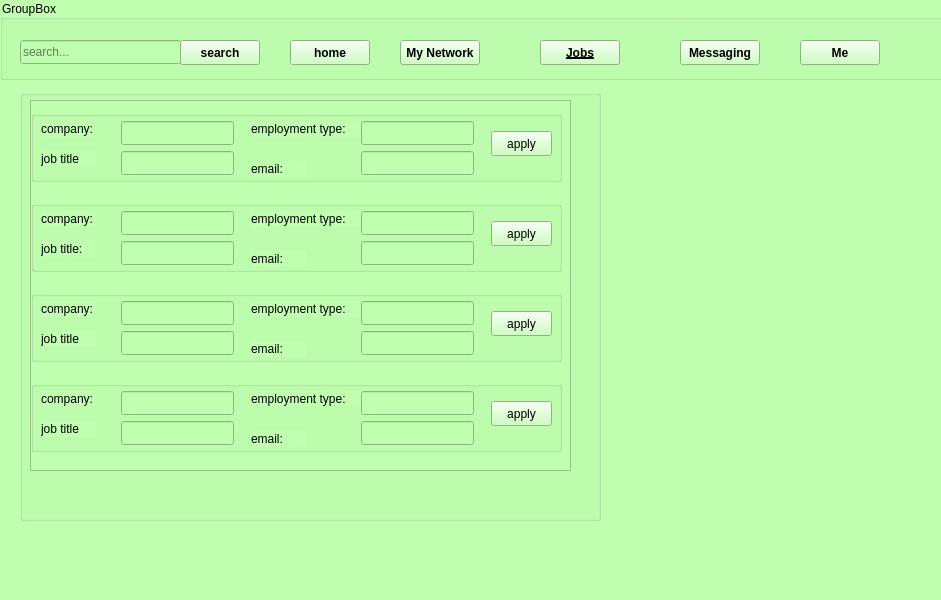
This is jobs_karbar.ui in white-vessel/eyd-project as Qt 5 draws it before an edit. The edited form follows.
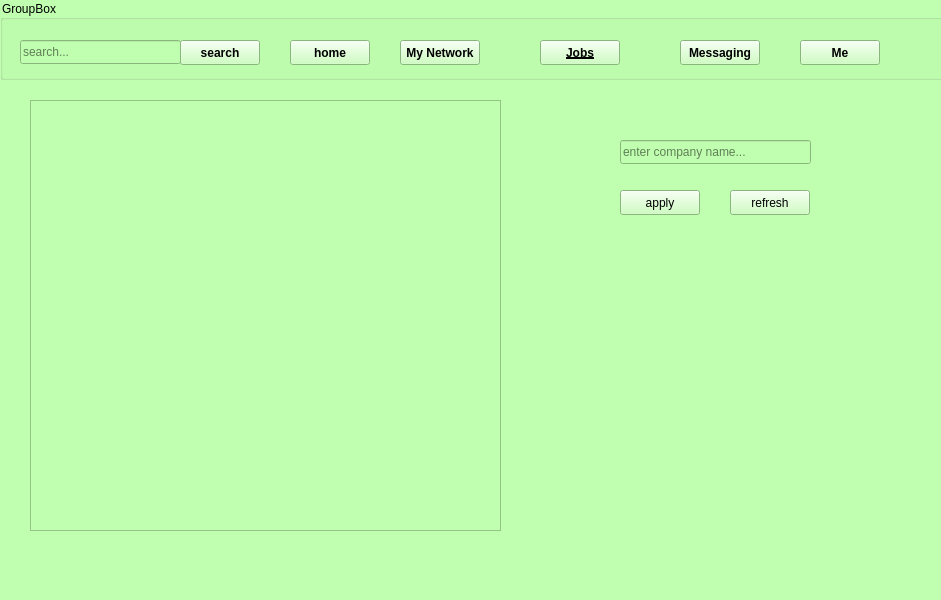
This is the edited form. Icons and pictures are not drawn.

```diff
--- a/jobs_karbar.ui
+++ b/jobs_karbar.ui
@@ -170,513 +170,54 @@
      </property>
     </widget>
    </widget>
-   <widget class="QGroupBox" name="groupBox_2">
+   <widget class="QTableView" name="tableView">
     <property name="geometry">
      <rect>
-      <x>20</x>
-      <y>90</y>
-      <width>581</width>
+      <x>30</x>
+      <y>100</y>
+      <width>471</width>
       <height>431</height>
      </rect>
     </property>
-    <property name="title">
-     <string/>
+   </widget>
+   <widget class="QPushButton" name="pushButton_6">
+    <property name="geometry">
+     <rect>
+      <x>620</x>
+      <y>190</y>
+      <width>80</width>
+      <height>25</height>
+     </rect>
     </property>
-    <widget class="QScrollArea" name="scrollArea">
-     <property name="geometry">
-      <rect>
-       <x>10</x>
-       <y>10</y>
-       <width>541</width>
-       <height>371</height>
-      </rect>
-     </property>
-     <property name="widgetResizable">
-      <bool>true</bool>
-     </property>
-     <widget class="QWidget" name="scrollAreaWidgetContents">
-      <property name="geometry">
-       <rect>
-        <x>0</x>
-        <y>0</y>
-        <width>539</width>
-        <height>369</height>
-       </rect>
-      </property>
-      <widget class="QGroupBox" name="groupBox_3">
-       <property name="geometry">
-        <rect>
-         <x>0</x>
-         <y>10</y>
-         <width>531</width>
-         <height>71</height>
-        </rect>
-       </property>
-       <property name="title">
-        <string/>
-       </property>
-       <widget class="QLabel" name="label">
-        <property name="geometry">
-         <rect>
-          <x>10</x>
-          <y>10</y>
-          <width>55</width>
-          <height>16</height>
-         </rect>
-        </property>
-        <property name="text">
-         <string>company:</string>
-        </property>
-       </widget>
-       <widget class="QLabel" name="label_2">
-        <property name="geometry">
-         <rect>
-          <x>10</x>
-          <y>40</y>
-          <width>55</width>
-          <height>16</height>
-         </rect>
-        </property>
-        <property name="text">
-         <string>job title</string>
-        </property>
-       </widget>
-       <widget class="QLineEdit" name="lineEdit_2">
-        <property name="geometry">
-         <rect>
-          <x>90</x>
-          <y>10</y>
-          <width>113</width>
-          <height>24</height>
-         </rect>
-        </property>
-       </widget>
-       <widget class="QLineEdit" name="lineEdit_3">
-        <property name="geometry">
-         <rect>
-          <x>90</x>
-          <y>40</y>
-          <width>113</width>
-          <height>24</height>
-         </rect>
-        </property>
-       </widget>
-       <widget class="QLabel" name="label_3">
-        <property name="geometry">
-         <rect>
-          <x>220</x>
-          <y>10</y>
-          <width>111</width>
-          <height>16</height>
-         </rect>
-        </property>
-        <property name="text">
-         <string>employment type:</string>
-        </property>
-       </widget>
-       <widget class="QLineEdit" name="lineEdit_4">
-        <property name="geometry">
-         <rect>
-          <x>330</x>
-          <y>10</y>
-          <width>113</width>
-          <height>24</height>
-         </rect>
-        </property>
-       </widget>
-       <widget class="QLabel" name="label_4">
-        <property name="geometry">
-         <rect>
-          <x>220</x>
-          <y>50</y>
-          <width>55</width>
-          <height>16</height>
-         </rect>
-        </property>
-        <property name="text">
-         <string>email:</string>
-        </property>
-       </widget>
-       <widget class="QLineEdit" name="lineEdit_5">
-        <property name="geometry">
-         <rect>
-          <x>330</x>
-          <y>40</y>
-          <width>113</width>
-          <height>24</height>
-         </rect>
-        </property>
-       </widget>
-       <widget class="QPushButton" name="pushButton_6">
-        <property name="geometry">
-         <rect>
-          <x>460</x>
-          <y>20</y>
-          <width>61</width>
-          <height>25</height>
-         </rect>
-        </property>
-        <property name="text">
-         <string>apply</string>
-        </property>
-       </widget>
-      </widget>
-      <widget class="QGroupBox" name="groupBox_4">
-       <property name="geometry">
-        <rect>
-         <x>0</x>
-         <y>100</y>
-         <width>531</width>
-         <height>71</height>
-        </rect>
-       </property>
-       <property name="title">
-        <string/>
-       </property>
-       <widget class="QLabel" name="label_5">
-        <property name="geometry">
-         <rect>
-          <x>10</x>
-          <y>10</y>
-          <width>55</width>
-          <height>16</height>
-         </rect>
-        </property>
-        <property name="text">
-         <string>company:</string>
-        </property>
-       </widget>
-       <widget class="QLabel" name="label_6">
-        <property name="geometry">
-         <rect>
-          <x>10</x>
-          <y>40</y>
-          <width>55</width>
-          <height>16</height>
-         </rect>
-        </property>
-        <property name="text">
-         <string>job title:</string>
-        </property>
-       </widget>
-       <widget class="QLineEdit" name="lineEdit_6">
-        <property name="geometry">
-         <rect>
-          <x>90</x>
-          <y>10</y>
-          <width>113</width>
-          <height>24</height>
-         </rect>
-        </property>
-       </widget>
-       <widget class="QLineEdit" name="lineEdit_7">
-        <property name="geometry">
-         <rect>
-          <x>90</x>
-          <y>40</y>
-          <width>113</width>
-          <height>24</height>
-         </rect>
-        </property>
-       </widget>
-       <widget class="QLabel" name="label_7">
-        <property name="geometry">
-         <rect>
-          <x>220</x>
-          <y>10</y>
-          <width>111</width>
-          <height>16</height>
-         </rect>
-        </property>
-        <property name="text">
-         <string>employment type:</string>
-        </property>
-       </widget>
-       <widget class="QLineEdit" name="lineEdit_8">
-        <property name="geometry">
-         <rect>
-          <x>330</x>
-          <y>10</y>
-          <width>113</width>
-          <height>24</height>
-         </rect>
-        </property>
-       </widget>
-       <widget class="QLabel" name="label_8">
-        <property name="geometry">
-         <rect>
-          <x>220</x>
-          <y>50</y>
-          <width>55</width>
-          <height>16</height>
-         </rect>
-        </property>
-        <property name="text">
-         <string>email:</string>
-        </property>
-       </widget>
-       <widget class="QLineEdit" name="lineEdit_9">
-        <property name="geometry">
-         <rect>
-          <x>330</x>
-          <y>40</y>
-          <width>113</width>
-          <height>24</height>
-         </rect>
-        </property>
-       </widget>
-       <widget class="QPushButton" name="pushButton_7">
-        <property name="geometry">
-         <rect>
-          <x>460</x>
-          <y>20</y>
-          <width>61</width>
-          <height>25</height>
-         </rect>
-        </property>
-        <property name="text">
-         <string>apply</string>
-        </property>
-       </widget>
-      </widget>
-      <widget class="QGroupBox" name="groupBox_5">
-       <property name="geometry">
-        <rect>
-         <x>0</x>
-         <y>190</y>
-         <width>531</width>
-         <height>71</height>
-        </rect>
-       </property>
-       <property name="title">
-        <string/>
-       </property>
-       <widget class="QLabel" name="label_9">
-        <property name="geometry">
-         <rect>
-          <x>10</x>
-          <y>10</y>
-          <width>55</width>
-          <height>16</height>
-         </rect>
-        </property>
-        <property name="text">
-         <string>company:</string>
-        </property>
-       </widget>
-       <widget class="QLabel" name="label_10">
-        <property name="geometry">
-         <rect>
-          <x>10</x>
-          <y>40</y>
-          <width>55</width>
-          <height>16</height>
-         </rect>
-        </property>
-        <property name="text">
-         <string>job title</string>
-        </property>
-       </widget>
-       <widget class="QLineEdit" name="lineEdit_10">
-        <property name="geometry">
-         <rect>
-          <x>90</x>
-          <y>10</y>
-          <width>113</width>
-          <height>24</height>
-         </rect>
-        </property>
-       </widget>
-       <widget class="QLineEdit" name="lineEdit_11">
-        <property name="geometry">
-         <rect>
-          <x>90</x>
-          <y>40</y>
-          <width>113</width>
-          <height>24</height>
-         </rect>
-        </property>
-       </widget>
-       <widget class="QLabel" name="label_11">
-        <property name="geometry">
-         <rect>
-          <x>220</x>
-          <y>10</y>
-          <width>111</width>
-          <height>16</height>
-         </rect>
-        </property>
-        <property name="text">
-         <string>employment type:</string>
-        </property>
-       </widget>
-       <widget class="QLineEdit" name="lineEdit_12">
-        <property name="geometry">
-         <rect>
-          <x>330</x>
-          <y>10</y>
-          <width>113</width>
-          <height>24</height>
-         </rect>
-        </property>
-       </widget>
-       <widget class="QLabel" name="label_12">
-        <property name="geometry">
-         <rect>
-          <x>220</x>
-          <y>50</y>
-          <width>55</width>
-          <height>16</height>
-         </rect>
-        </property>
-        <property name="text">
-         <string>email:</string>
-        </property>
-       </widget>
-       <widget class="QLineEdit" name="lineEdit_13">
-        <property name="geometry">
-         <rect>
-          <x>330</x>
-          <y>40</y>
-          <width>113</width>
-          <height>24</height>
-         </rect>
-        </property>
-       </widget>
-       <widget class="QPushButton" name="pushButton_8">
-        <property name="geometry">
-         <rect>
-          <x>460</x>
-          <y>20</y>
-          <width>61</width>
-          <height>25</height>
-         </rect>
-        </property>
-        <property name="text">
-         <string>apply</string>
-        </property>
-       </widget>
-      </widget>
-      <widget class="QGroupBox" name="groupBox_6">
-       <property name="geometry">
-        <rect>
-         <x>0</x>
-         <y>280</y>
-         <width>531</width>
-         <height>71</height>
-        </rect>
-       </property>
-       <property name="title">
-        <string/>
-       </property>
-       <widget class="QLabel" name="label_13">
-        <property name="geometry">
-         <rect>
-          <x>10</x>
-          <y>10</y>
-          <width>55</width>
-          <height>16</height>
-         </rect>
-        </property>
-        <property name="text">
-         <string>company:</string>
-        </property>
-       </widget>
-       <widget class="QLabel" name="label_14">
-        <property name="geometry">
-         <rect>
-          <x>10</x>
-          <y>40</y>
-          <width>55</width>
-          <height>16</height>
-         </rect>
-        </property>
-        <property name="text">
-         <string>job title</string>
-        </property>
-       </widget>
-       <widget class="QLineEdit" name="lineEdit_14">
-        <property name="geometry">
-         <rect>
-          <x>90</x>
-          <y>10</y>
-          <width>113</width>
-          <height>24</height>
-         </rect>
-        </property>
-       </widget>
-       <widget class="QLineEdit" name="lineEdit_15">
-        <property name="geometry">
-         <rect>
-          <x>90</x>
-          <y>40</y>
-          <width>113</width>
-          <height>24</height>
-         </rect>
-        </property>
-       </widget>
-       <widget class="QLabel" name="label_15">
-        <property name="geometry">
-         <rect>
-          <x>220</x>
-          <y>10</y>
-          <width>111</width>
-          <height>16</height>
-         </rect>
-        </property>
-        <property name="text">
-         <string>employment type:</string>
-        </property>
-       </widget>
-       <widget class="QLineEdit" name="lineEdit_16">
-        <property name="geometry">
-         <rect>
-          <x>330</x>
-          <y>10</y>
-          <width>113</width>
-          <height>24</height>
-         </rect>
-        </property>
-       </widget>
-       <widget class="QLabel" name="label_16">
-        <property name="geometry">
-         <rect>
-          <x>220</x>
-          <y>50</y>
-          <width>55</width>
-          <height>16</height>
-         </rect>
-        </property>
-        <property name="text">
-         <string>email:</string>
-        </property>
-       </widget>
-       <widget class="QLineEdit" name="lineEdit_17">
-        <property name="geometry">
-         <rect>
-          <x>330</x>
-          <y>40</y>
-          <width>113</width>
-          <height>24</height>
-         </rect>
-        </property>
-       </widget>
-       <widget class="QPushButton" name="pushButton_9">
-        <property name="geometry">
-         <rect>
-          <x>460</x>
-          <y>20</y>
-          <width>61</width>
-          <height>25</height>
-         </rect>
-        </property>
-        <property name="text">
-         <string>apply</string>
-        </property>
-       </widget>
-      </widget>
-     </widget>
-    </widget>
+    <property name="text">
+     <string>apply</string>
+    </property>
+   </widget>
+   <widget class="QLineEdit" name="lineEdit_2">
+    <property name="geometry">
+     <rect>
+      <x>620</x>
+      <y>140</y>
+      <width>191</width>
+      <height>24</height>
+     </rect>
+    </property>
+    <property name="placeholderText">
+     <string>enter company name...</string>
+    </property>
+   </widget>
+   <widget class="QPushButton" name="pushButton_7">
+    <property name="geometry">
+     <rect>
+      <x>730</x>
+      <y>190</y>
+      <width>80</width>
+      <height>25</height>
+     </rect>
+    </property>
+    <property name="text">
+     <string>refresh</string>
+    </property>
    </widget>
   </widget>
   <widget class="QMenuBar" name="menubar">
```
